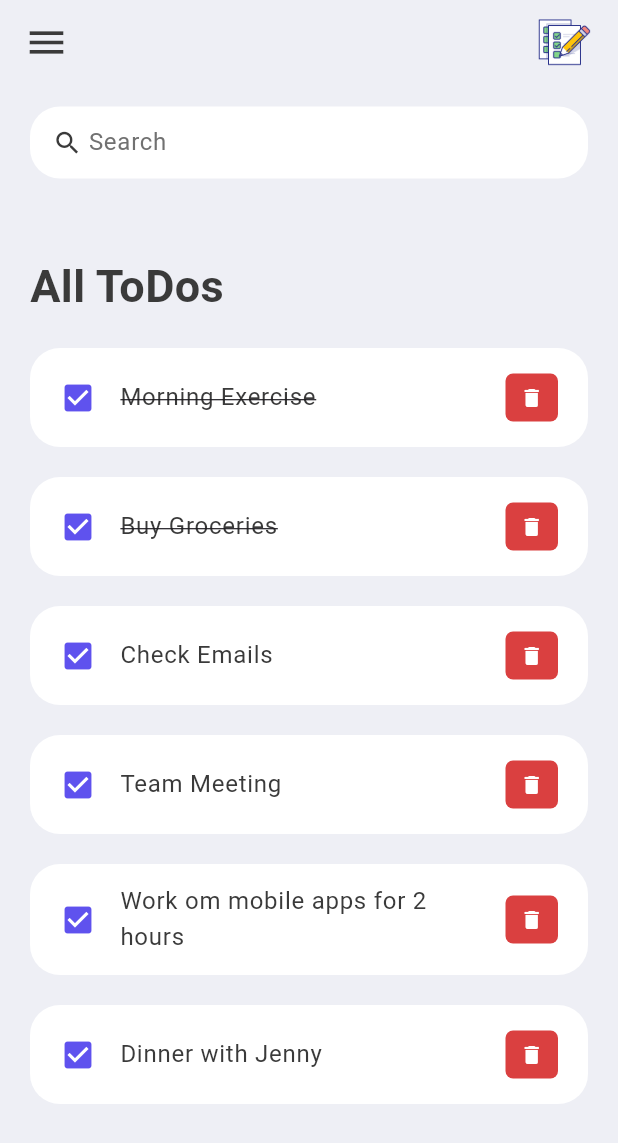
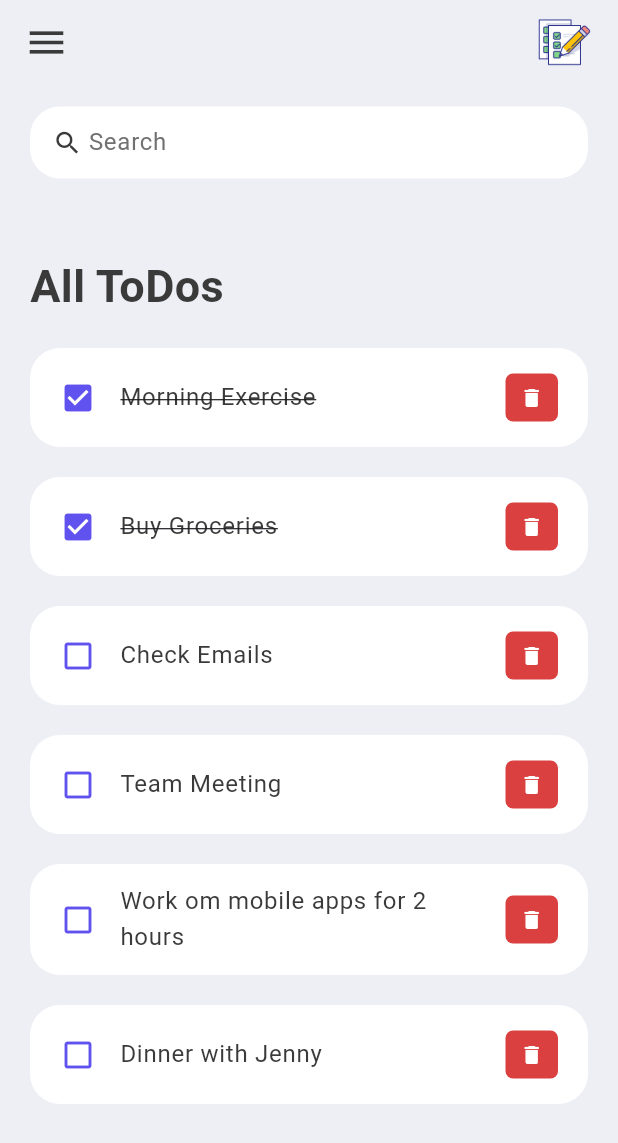
Before and after one commit to codeby-vikrant/Task-2-To-Do-List-App, a Flutter app: the screen it shows after launch, on a phone screen of 412 x 824 dp. Shown: the top 1143 px of the screen. Run offline on Flutter 3.47's test engine with Material 3 defaults, Android fonts, the phone set to English and light mode, and no system bars.

Commit message:
dynamic checkbox

```diff
--- a/lib/widgets/todo_items.dart
+++ b/lib/widgets/todo_items.dart
@@ -19,8 +19,8 @@ class ToDoItem extends StatelessWidget {
         ),
         contentPadding: const EdgeInsets.symmetric(horizontal: 20, vertical: 5),
         tileColor: Colors.white,
-        leading: const Icon(
-          Icons.check_box,
+        leading: Icon(
+          todo.isDone ? Icons.check_box : Icons.check_box_outline_blank,
           color: tdBlue,
         ),
         title: Text(
```
